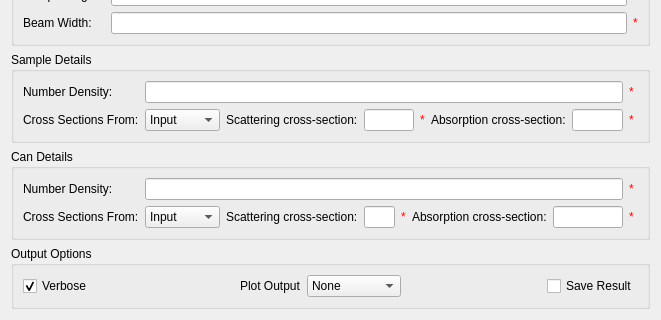
mantidproject/mantid, file Code/Mantid/MantidQt/CustomInterfaces/inc/MantidQtCustomInterfaces/Indirect/CalcCorr.ui: the form before one commit; both pictures show x 0 to 661 and y 201 to 521 of the 661 by 521 pixel window.
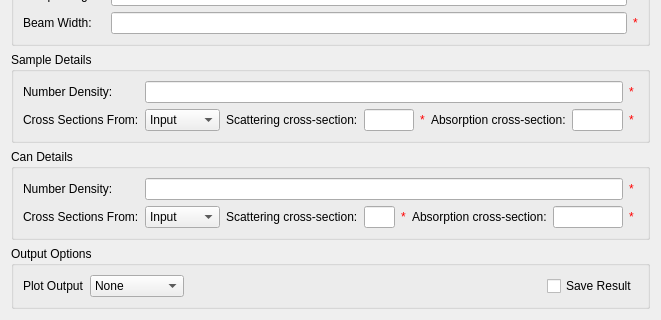
The form after the commit. Custom widgets are drawn as their Qt base class.

```diff
--- a/Code/Mantid/MantidQt/CustomInterfaces/inc/MantidQtCustomInterfaces/Indirect/CalcCorr.ui
+++ b/Code/Mantid/MantidQt/CustomInterfaces/inc/MantidQtCustomInterfaces/Indirect/CalcCorr.ui
@@ -953,35 +953,6 @@
      <layout class="QVBoxLayout" name="verticalLayout_11">
       <item>
        <layout class="QHBoxLayout" name="horizontalLayout_6">
-        <item>
-         <widget class="QCheckBox" name="ckVerbose">
-          <property name="enabled">
-           <bool>true</bool>
-          </property>
-          <property name="text">
-           <string>Verbose</string>
-          </property>
-          <property name="checkable">
-           <bool>true</bool>
-          </property>
-          <property name="checked">
-           <bool>true</bool>
-          </property>
-         </widget>
-        </item>
-        <item>
-         <spacer name="horizontalSpacer_6">
-          <property name="orientation">
-           <enum>Qt::Horizontal</enum>
-          </property>
-          <property name="sizeHint" stdset="0">
-           <size>
-            <width>40</width>
-            <height>0</height>
-           </size>
-          </property>
-         </spacer>
-        </item>
         <item>
          <widget class="QLabel" name="lbPlotOutput">
           <property name="sizePolicy">
```
